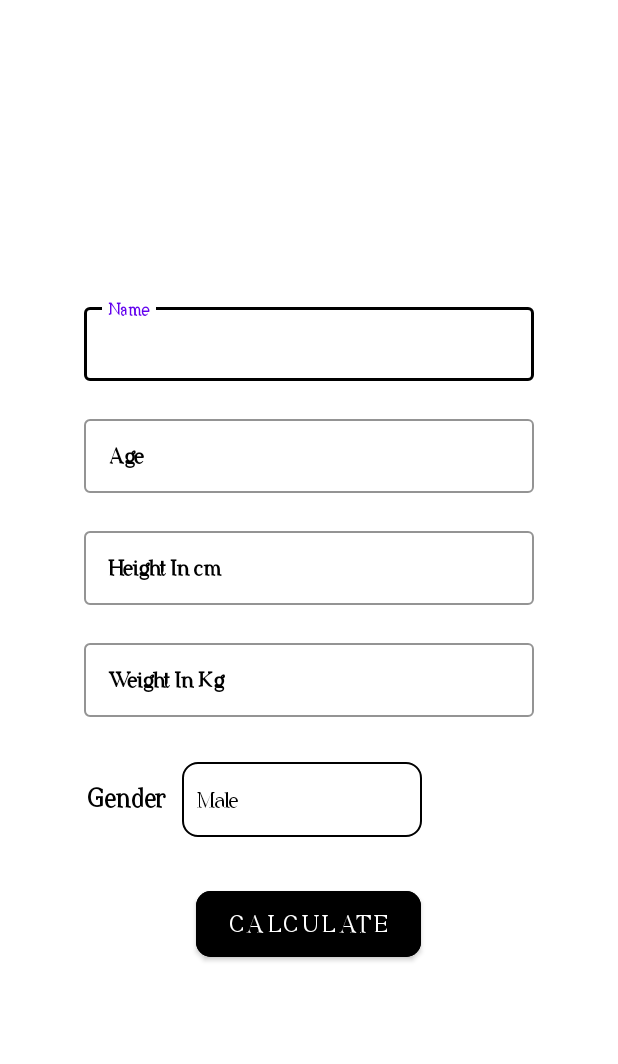
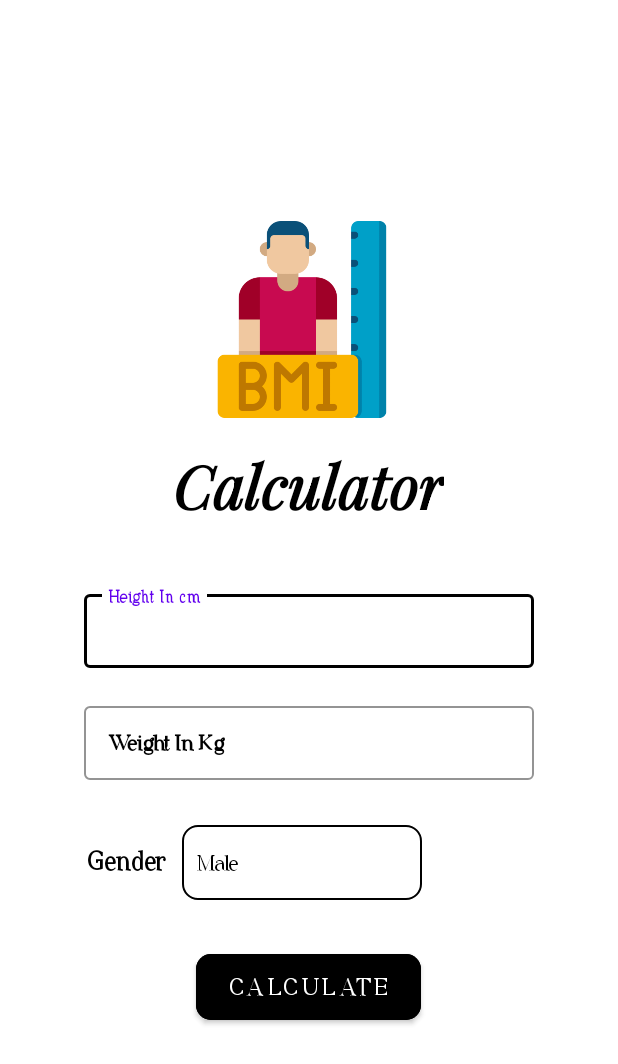
Before and after one commit to SHabaj-dev/TJ-Tasks-2022-Shabaj-Ansari, an Android app: the screen it shows after launch once a user with an empty profile is signed in (MainActivity), on a phone screen of 412 x 824 dp. Shown: the top 1064 px of the screen. Run offline under Robolectric (Android 15) with nearby library versions, the phone set to English and light mode, and no system bars; our stand-ins replace Firebase (no records; nobody signed in at launch, a user with empty details on screens opened directly).

Commit message:
Improved UI

```diff
--- a/Application/BMI_Calculator/app/src/main/java/com/example/bmicalculator/MainActivity.java
+++ b/Application/BMI_Calculator/app/src/main/java/com/example/bmicalculator/MainActivity.java
@@ -13,6 +13,7 @@ import android.view.WindowManager;
 import android.widget.AdapterView;
 import android.widget.ArrayAdapter;
 import android.widget.EditText;
+import android.widget.ProgressBar;
 import android.widget.Spinner;
 import android.widget.Toast;
 
@@ -26,30 +27,30 @@ public class MainActivity extends AppCompatActivity implements AdapterView.OnIte
                             "Transgender"};
     String gndr;
     private FirebaseAuth mFirebaseAuth;
+    private ProgressBar mProgressbar;
 
     @Override
     protected void onCreate(Bundle savedInstanceState) {
         super.onCreate(savedInstanceState);
         setContentView(R.layout.activity_main);
 
-        if (Build.VERSION.SDK_INT >= 21) {
-            Window window = this.getWindow();
-            window.addFlags(WindowManager.LayoutParams.FLAG_DRAWS_SYSTEM_BAR_BACKGROUNDS);
-            window.clearFlags(WindowManager.LayoutParams.FLAG_TRANSLUCENT_STATUS);
-            window.setStatusBarColor(this.getResources().getColor(R.color.white));
-        }
+        Window window = this.getWindow();
+        window.addFlags(WindowManager.LayoutParams.FLAG_DRAWS_SYSTEM_BAR_BACKGROUNDS);
+        window.clearFlags(WindowManager.LayoutParams.FLAG_TRANSLUCENT_STATUS);
+        window.setStatusBarColor(this.getResources().getColor(R.color.white));
 
 
-
-        final EditText name = findViewById(R.id.mainName);
-        final EditText age = findViewById(R.id.mainAge);
+//        final EditText name = findViewById(R.id.mainName);
+//        final EditText age = findViewById(R.id.mainAge);
         final EditText height = findViewById(R.id.mainHeight);
         final EditText weight = findViewById(R.id.mainWeight);
         Spinner spinner = findViewById(R.id.genderSpinner);
         final AppCompatButton calculate = findViewById(R.id.calculateBtn);
         mFirebaseAuth = FirebaseAuth.getInstance();
+        mProgressbar = findViewById(R.id.mainProgressbar);
 
         spinner.setOnItemSelectedListener(this);
+
 
         ArrayAdapter arrayAdapter = new ArrayAdapter(this, R.layout.spinner_list, gender);
         arrayAdapter.setDropDownViewResource(R.layout.spinner_list);
@@ -58,21 +59,24 @@ public class MainActivity extends AppCompatActivity implements AdapterView.OnIte
         calculate.setOnClickListener(new View.OnClickListener() {
             @Override
             public void onClick(View view) {
-                final String sName = name.getText().toString();
-                final String sAge = age.getText().toString();
+                mProgressbar.setVisibility(View.VISIBLE);
+//                final String sName = name.getText().toString();
+//                final String sAge = age.getText().toString();
                 final String sHeight = height.getText().toString();
                 final String sWeight = weight.getText().toString();
 //                Toast.makeText(MainActivity.this,gndr, Toast.LENGTH_SHORT).show();
 
-                if(sName.isEmpty() || sAge.isEmpty() || sHeight.isEmpty() || sWeight.isEmpty()){
+                if(sHeight.isEmpty() || sWeight.isEmpty()){
                     Toast.makeText(MainActivity.this, "Please Fill All the Credentials", Toast.LENGTH_SHORT).show();
+                    mProgressbar.setVisibility(View.GONE);
                 }else{
                     Intent intent = new Intent(MainActivity.this, Result.class);
-                    intent.putExtra("name", sName);
-                    intent.putExtra("age", sAge);
+//                    intent.putExtra("name", sName);
+//                    intent.putExtra("age", sAge);
                     intent.putExtra("height", sHeight);
                     intent.putExtra("weight", sWeight);
                     intent.putExtra("gender", gndr);
+                    mProgressbar.setVisibility(View.GONE);
                     startActivity(intent);
                 }
 
--- a/Application/BMI_Calculator/app/src/main/res/drawable/top_bar.xml
+++ b/Application/BMI_Calculator/app/src/main/res/drawable/top_bar.xml
@@ -5,8 +5,4 @@
     <solid
         android:color="@color/headerColor"/>
 
-    <corners
-        android:bottomLeftRadius="20dp"
-        android:bottomRightRadius="20dp"/>
-
 </shape>
--- a/Application/BMI_Calculator/app/src/main/res/layout/activity_main.xml
+++ b/Application/BMI_Calculator/app/src/main/res/layout/activity_main.xml
@@ -9,47 +9,22 @@
     android:background="@color/white"
     tools:context=".MainActivity">
 
-    <com.google.android.material.textfield.TextInputLayout
-        style="@style/Widget.MaterialComponents.TextInputLayout.OutlinedBox"
+    <ImageView
         android:layout_width="300dp"
+        android:layout_height="150dp"
+        android:src="@drawable/main_logo"
+        android:layout_marginBottom="5dp"/>
+
+    <TextView
+        android:layout_width="wrap_content"
         android:layout_height="wrap_content"
-        android:layout_marginTop="20dp"
-        android:hint="@string/name"
-        android:textColorHint="@color/black"
-        app:boxStrokeColor="@color/black">
+        android:text="@string/calculator"
+        android:textSize="40sp"
+        android:fontFamily="@font/custom"
+        android:textStyle="bold"
+        android:textColor="@color/black"
+        android:layout_marginBottom="20dp"/>
 
-        <com.google.android.material.textfield.TextInputEditText
-            android:id="@+id/mainName"
-            android:layout_width="match_parent"
-            android:layout_height="wrap_content"
-            android:fontFamily="@font/rostemary"
-            android:textStyle="bold"
-            android:inputType="textEmailAddress"
-            android:singleLine="true"
-            android:textColor="@color/black" />
-
-    </com.google.android.material.textfield.TextInputLayout>
-
-    <com.google.android.material.textfield.TextInputLayout
-        style="@style/Widget.MaterialComponents.TextInputLayout.OutlinedBox"
-        android:layout_width="300dp"
-        android:layout_height="wrap_content"
-        android:layout_marginTop="20dp"
-        android:hint="@string/age"
-        android:textColorHint="@color/black"
-        app:boxStrokeColor="@color/black">
-
-        <com.google.android.material.textfield.TextInputEditText
-            android:id="@+id/mainAge"
-            android:layout_width="match_parent"
-            android:layout_height="wrap_content"
-            android:fontFamily="@font/rostemary"
-            android:textStyle="bold"
-            android:inputType="textEmailAddress"
-            android:singleLine="true"
-            android:textColor="@color/black" />
-
-    </com.google.android.material.textfield.TextInputLayout>
 
     <com.google.android.material.textfield.TextInputLayout
         style="@style/Widget.MaterialComponents.TextInputLayout.OutlinedBox"
@@ -66,7 +41,7 @@
             android:layout_height="wrap_content"
             android:fontFamily="@font/rostemary"
             android:textStyle="bold"
-            android:inputType="textEmailAddress"
+            android:inputType="numberDecimal"
             android:singleLine="true"
             android:textColor="@color/black" />
 
@@ -87,7 +62,7 @@
             android:layout_height="wrap_content"
             android:fontFamily="@font/rostemary"
             android:textStyle="bold"
-            android:inputType="textEmailAddress"
+            android:inputType="numberDecimal"
             android:singleLine="true"
             android:textColor="@color/black" />
 
@@ -144,5 +119,12 @@
         app:cornerRadius="10dp" />
 
 
+    <ProgressBar
+        android:id="@+id/mainProgressbar"
+        android:layout_width="35dp"
+        android:layout_height="35dp"
+        android:visibility="gone"
+        android:progressTint="@color/black"/>
+
 
 </LinearLayout>
--- a/Application/BMI_Calculator/app/src/main/res/values/strings.xml
+++ b/Application/BMI_Calculator/app/src/main/res/values/strings.xml
@@ -24,4 +24,5 @@
     <string name="Email">Email</string>
     <string name="log_in">Log In</string>
     <string name="register">Register</string>
+    <string name="calculator">Calculator</string>
 </resources>
```
Also changed, not shown: Application/BMI_Calculator/app/src/main/java/com/example/bmicalculator/Login.java (+31 -20 lines), Application/BMI_Calculator/app/src/main/java/com/example/bmicalculator/Register.java (+56 -23 lines), Application/BMI_Calculator/app/src/main/java/com/example/bmicalculator/Result.java (+42 -37 lines), Application/BMI_Calculator/app/src/main/res/layout/activity_login.xml (+17 -2 lines), Application/BMI_Calculator/app/src/main/res/layout/activity_register.xml (+20 -7 lines), Application/BMI_Calculator/app/src/main/res/layout/activity_result.xml (+31 -16 lines), Application/BMI_Calculator/app/src/main/res/drawable-v24/back.png (added), Application/BMI_Calculator/app/src/main/res/drawable-v24/bmi_logo.png (added), Application/BMI_Calculator/app/src/main/res/drawable-v24/login_logo.png (added), Application/BMI_Calculator/app/src/main/res/drawable-v24/main_logo.png (added).
